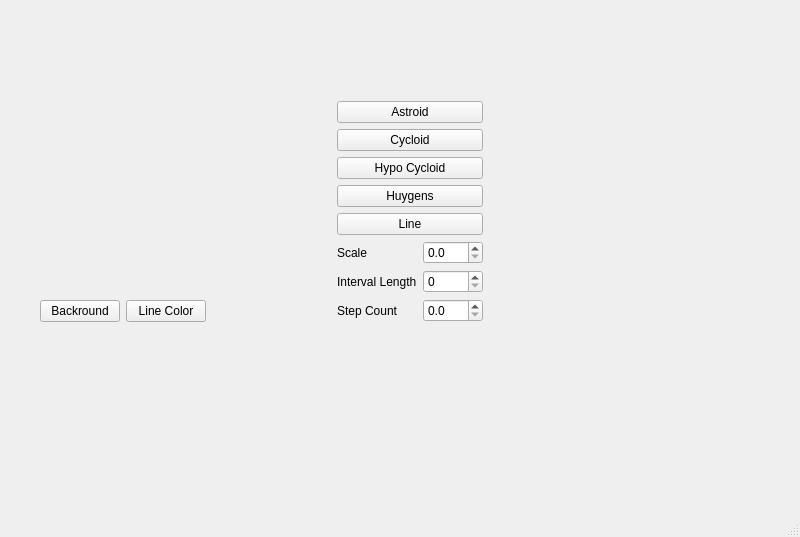
This is mainwindow.ui in sra51/QtCurves as Qt 5 draws it before an edit. The edited form follows.
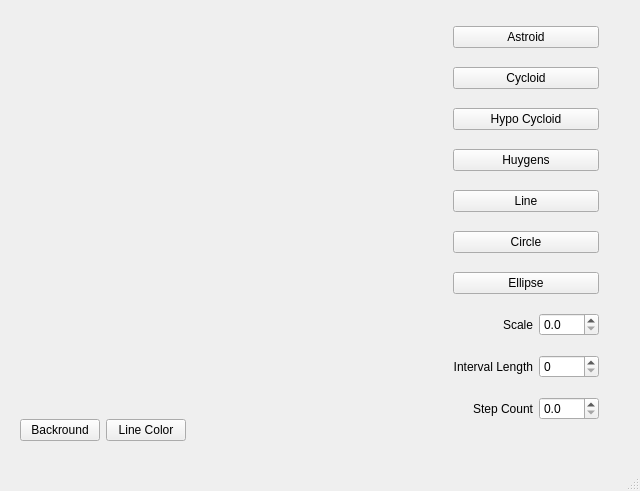
This is the edited form. Custom widgets are drawn as their Qt base class.

Commit message: Circle and Ellipse added

```diff
--- a/mainwindow.ui
+++ b/mainwindow.ui
@@ -6,28 +6,35 @@
    <rect>
     <x>0</x>
     <y>0</y>
-    <width>800</width>
-    <height>537</height>
+    <width>640</width>
+    <height>491</height>
    </rect>
   </property>
   <property name="windowTitle">
    <string>MainWindow</string>
   </property>
   <widget class="QWidget" name="centralwidget">
-   <widget class="QWidget" name="">
+   <widget class="QWidget" name="layoutWidget">
     <property name="geometry">
      <rect>
-      <x>40</x>
-      <y>90</y>
-      <width>443</width>
-      <height>243</height>
+      <x>20</x>
+      <y>10</y>
+      <width>579</width>
+      <height>435</height>
      </rect>
     </property>
     <layout class="QGridLayout" name="gridLayout">
      <item row="0" column="0">
-      <layout class="QVBoxLayout" name="verticalLayout_4">
+      <layout class="QVBoxLayout" name="verticalLayout_2">
        <item>
-        <widget class="RenderArea" name="renderArea" native="true"/>
+        <widget class="RenderArea" name="renderArea" native="true">
+         <property name="minimumSize">
+          <size>
+           <width>400</width>
+           <height>400</height>
+          </size>
+         </property>
+        </widget>
        </item>
        <item>
         <layout class="QHBoxLayout" name="horizontalLayout_4">
@@ -63,8 +70,6 @@
       </layout>
      </item>
      <item row="0" column="1">
-      <layout class="QVBoxLayout" name="verticalLayout_3">
-       <item>
         <layout class="QVBoxLayout" name="verticalLayout">
          <item>
           <widget class="QPushButton" name="btnAstroid">
@@ -101,17 +106,30 @@
            </property>
           </widget>
          </item>
-        </layout>
+       <item>
+        <widget class="QPushButton" name="btnCircle">
+         <property name="text">
+          <string>Circle</string>
+         </property>
+        </widget>
        </item>
        <item>
-        <layout class="QVBoxLayout" name="verticalLayout_2">
+        <widget class="QPushButton" name="btnEllipse">
+         <property name="text">
+          <string>Ellipse</string>
+         </property>
+        </widget>
+       </item>
          <item>
-          <layout class="QHBoxLayout" name="horizontalLayout">
+        <layout class="QHBoxLayout" name="horizontalLayout_3">
            <item>
             <widget class="QLabel" name="label">
              <property name="text">
               <string>Scale</string>
              </property>
+           <property name="alignment">
+            <set>Qt::AlignRight|Qt::AlignTrailing|Qt::AlignVCenter</set>
+           </property>
             </widget>
            </item>
            <item>
@@ -125,6 +143,9 @@
              <property name="decimals">
               <number>1</number>
              </property>
+           <property name="maximum">
+            <double>150.000000000000000</double>
+           </property>
              <property name="singleStep">
               <double>0.100000000000000</double>
              </property>
@@ -136,12 +157,15 @@
           </layout>
          </item>
          <item>
-          <layout class="QHBoxLayout" name="horizontalLayout_3">
+        <layout class="QHBoxLayout" name="horizontalLayout_2">
            <item>
             <widget class="QLabel" name="label_2">
              <property name="text">
               <string>Interval Length</string>
              </property>
+           <property name="alignment">
+            <set>Qt::AlignRight|Qt::AlignTrailing|Qt::AlignVCenter</set>
+           </property>
             </widget>
            </item>
            <item>
@@ -169,12 +193,15 @@
           </layout>
          </item>
          <item>
-          <layout class="QHBoxLayout" name="horizontalLayout_2">
+        <layout class="QHBoxLayout" name="horizontalLayout">
            <item>
             <widget class="QLabel" name="label_3">
              <property name="text">
               <string>Step Count</string>
              </property>
+           <property name="alignment">
+            <set>Qt::AlignRight|Qt::AlignTrailing|Qt::AlignVCenter</set>
+           </property>
             </widget>
            </item>
            <item>
@@ -198,8 +225,6 @@
         </layout>
        </item>
       </layout>
-     </item>
-    </layout>
    </widget>
   </widget>
   <widget class="QMenuBar" name="menubar">
```
Left out of the diff: 2 changed lines with no effect on the pictures. Lines whose indentation alone changed are shown as unchanged. The commit also changes 5 other files.
